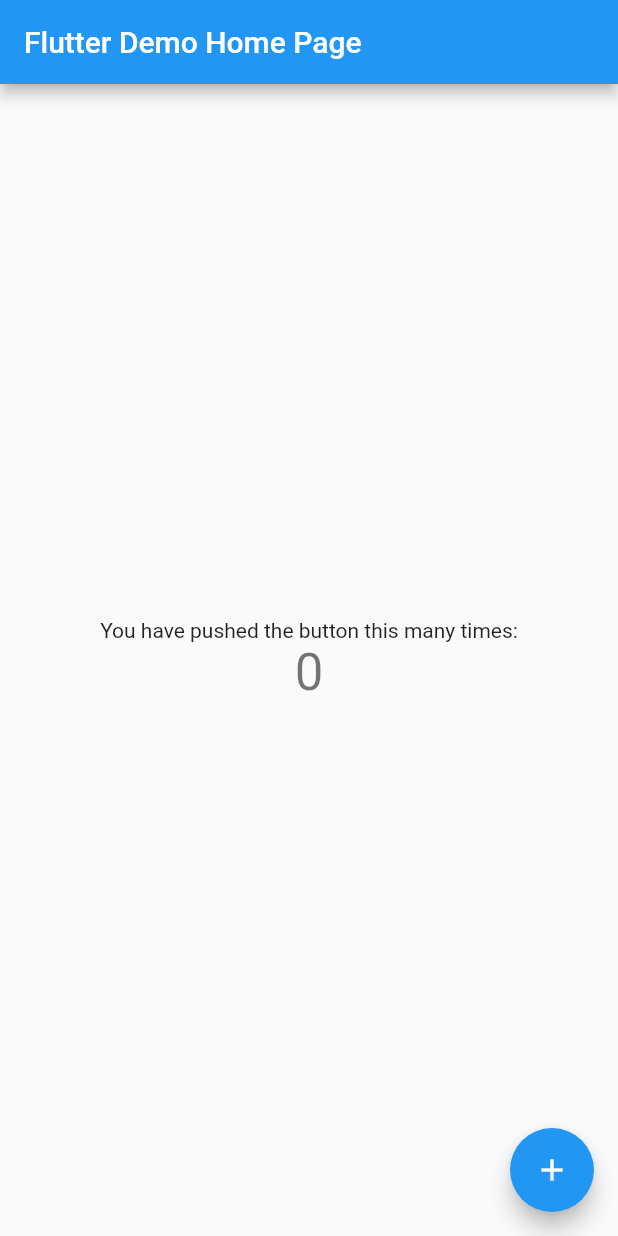
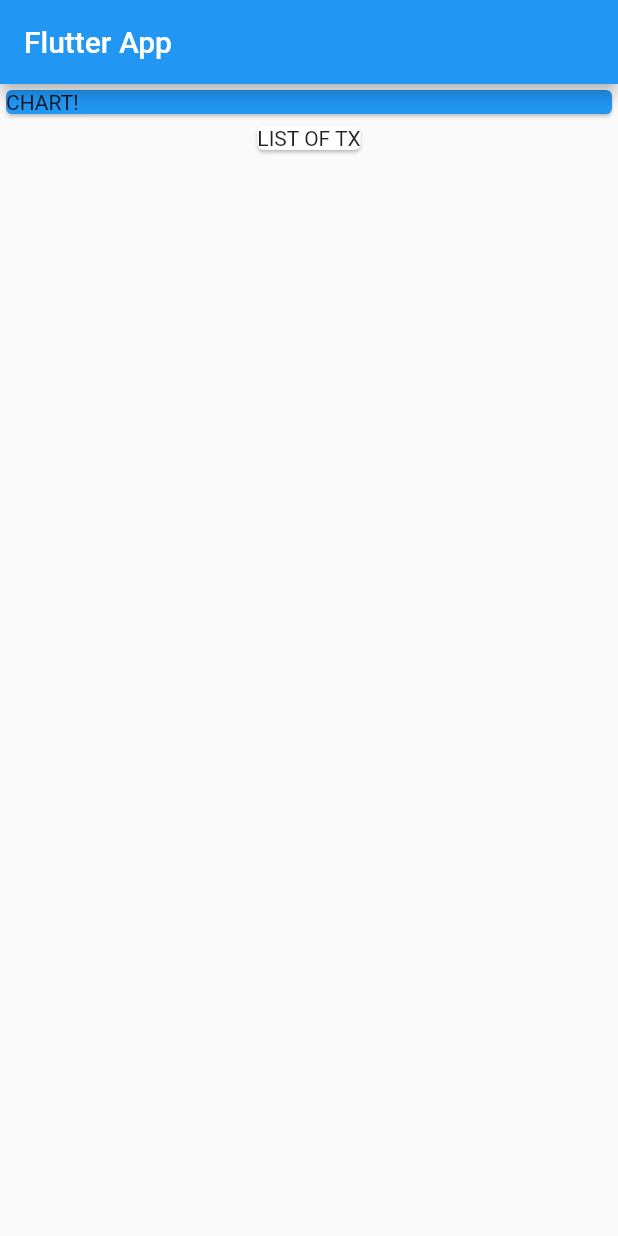
Before and after one commit to NgangaMichael/expense-planner, a Flutter app: the screen it shows after launch, on a phone screen of 412 x 824 dp. Run offline on Flutter 3.47's test engine with Material 2 defaults, Android fonts, the phone set to English and light mode, and no system bars.

Commit message:
added a column and children init

```diff
--- a/lib/main.dart
+++ b/lib/main.dart
@@ -1,115 +1,38 @@
 import 'package:flutter/material.dart';
 
-void main() {
-  runApp(const MyApp());
-}
+void main() => runApp(MyApp());
 
 class MyApp extends StatelessWidget {
-  const MyApp({Key? key}) : super(key: key);
-
-  // This widget is the root of your application.
   @override
   Widget build(BuildContext context) {
     return MaterialApp(
-      title: 'Flutter Demo',
-      theme: ThemeData(
-        // This is the theme of your application.
-        //
-        // Try running your application with "flutter run". You'll see the
-        // application has a blue toolbar. Then, without quitting the app, try
-        // changing the primarySwatch below to Colors.green and then invoke
-        // "hot reload" (press "r" in the console where you ran "flutter run",
-        // or simply save your changes to "hot reload" in a Flutter IDE).
-        // Notice that the counter didn't reset back to zero; the application
-        // is not restarted.
-        primarySwatch: Colors.blue,
-      ),
-      home: const MyHomePage(title: 'Flutter Demo Home Page'),
+      title: 'Flutter App',
+      home: MyHomePage(),
     );
   }
 }
 
-class MyHomePage extends StatefulWidget {
-  const MyHomePage({Key? key, required this.title}) : super(key: key);
-
-  // This widget is the home page of your application. It is stateful, meaning
-  // that it has a State object (defined below) that contains fields that affect
-  // how it looks.
-
-  // This class is the configuration for the state. It holds the values (in this
-  // case the title) provided by the parent (in this case the App widget) and
-  // used by the build method of the State. Fields in a Widget subclass are
-  // always marked "final".
-
-  final String title;
-
-  @override
-  State<MyHomePage> createState() => _MyHomePageState();
-}
-
-class _MyHomePageState extends State<MyHomePage> {
-  int _counter = 0;
-
-  void _incrementCounter() {
-    setState(() {
-      // This call to setState tells the Flutter framework that something has
-      // changed in this State, which causes it to rerun the build method below
-      // so that the display can reflect the updated values. If we changed
-      // _counter without calling setState(), then the build method would not be
-      // called again, and so nothing would appear to happen.
-      _counter++;
-    });
-  }
-
+class MyHomePage extends StatelessWidget {
   @override
   Widget build(BuildContext context) {
-    // This method is rerun every time setState is called, for instance as done
-    // by the _incrementCounter method above.
-    //
-    // The Flutter framework has been optimized to make rerunning build methods
-    // fast, so that you can just rebuild anything that needs updating rather
-    // than having to individually change instances of widgets.
     return Scaffold(
       appBar: AppBar(
-        // Here we take the value from the MyHomePage object that was created by
-        // the App.build method, and use it to set our appbar title.
-        title: Text(widget.title),
+        title: Text('Flutter App'),
       ),
-      body: Center(
-        // Center is a layout widget. It takes a single child and positions it
-        // in the middle of the parent.
-        child: Column(
-          // Column is also a layout widget. It takes a list of children and
-          // arranges them vertically. By default, it sizes itself to fit its
-          // children horizontally, and tries to be as tall as its parent.
-          //
-          // Invoke "debug painting" (press "p" in the console, choose the
-          // "Toggle Debug Paint" action from the Flutter Inspector in Android
-          // Studio, or the "Toggle Debug Paint" command in Visual Studio Code)
-          // to see the wireframe for each widget.
-          //
-          // Column has various properties to control how it sizes itself and
-          // how it positions its children. Here we use mainAxisAlignment to
-          // center the children vertically; the main axis here is the vertical
-          // axis because Columns are vertical (the cross axis would be
-          // horizontal).
-          mainAxisAlignment: MainAxisAlignment.center,
-          children: <Widget>[
-            const Text(
-              'You have pushed the button this many times:',
+      body:Column(
+        children: [
+          Container(
+            width: double.infinity,
+            child: Card(
+              color: Colors.blue,
+              child: const Text('CHART!'),
             ),
-            Text(
-              '$_counter',
-              style: Theme.of(context).textTheme.headline4,
-            ),
-          ],
-        ),
-      ),
-      floatingActionButton: FloatingActionButton(
-        onPressed: _incrementCounter,
-        tooltip: 'Increment',
-        child: const Icon(Icons.add),
-      ), // This trailing comma makes auto-formatting nicer for build methods.
+          ),
+          Card(
+            child: Text('LIST OF TX'),
+          )
+        ],
+      )
     );
   }
 }
```
